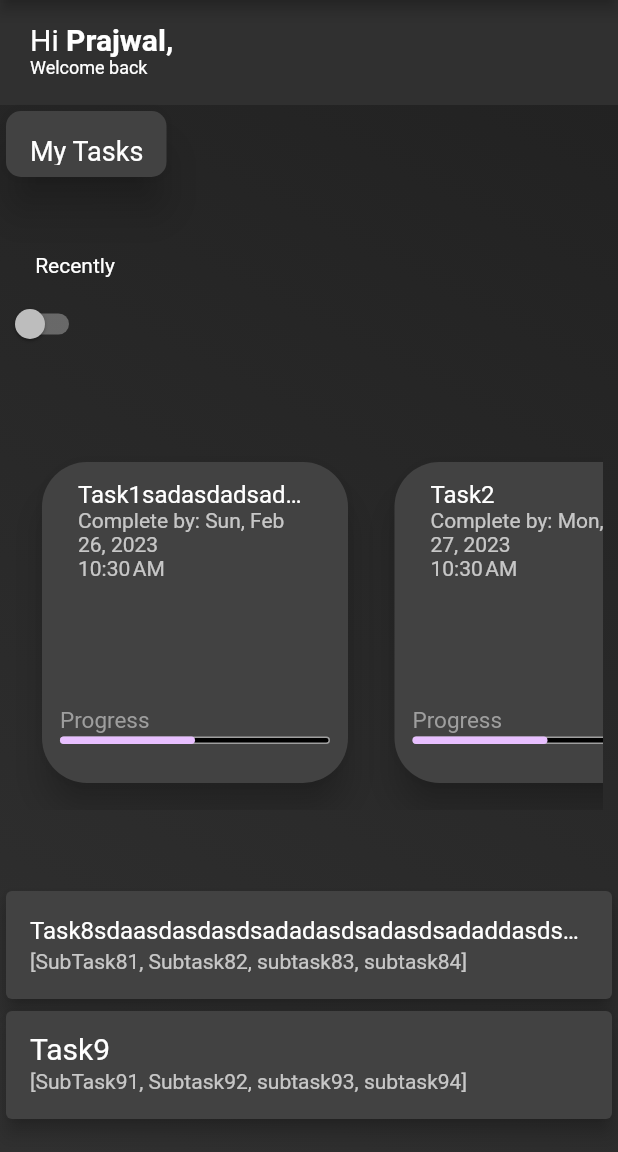
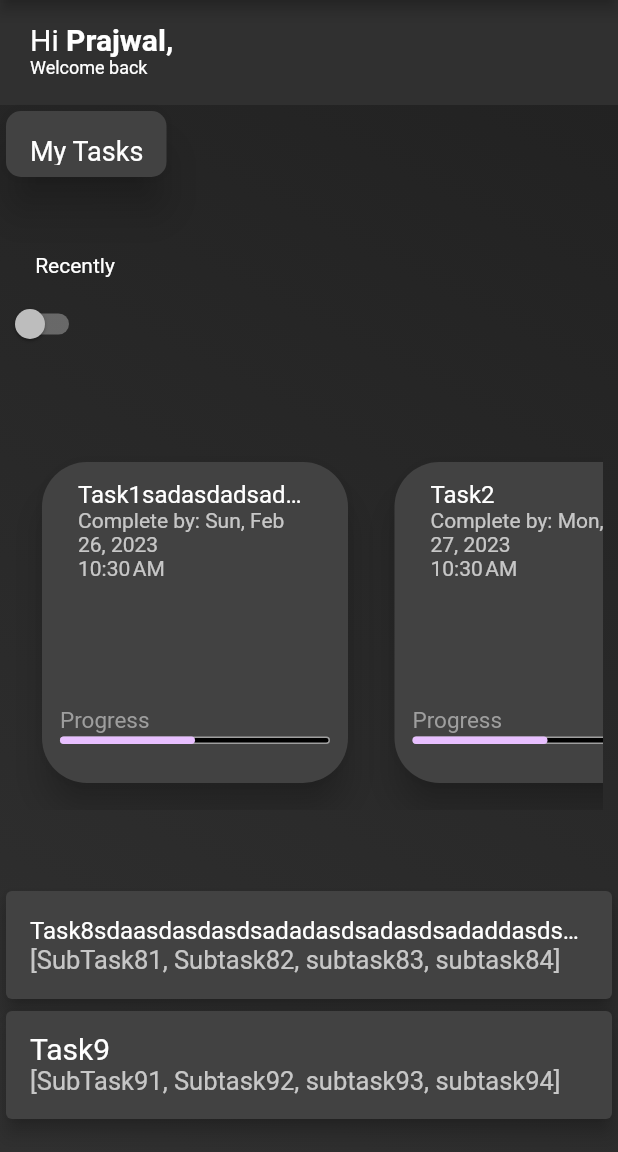
Before and after one commit to trickotreat19/Task-Management-App, a Flutter app: the screen it shows after launch, on a phone screen of 412 x 824 dp, the part 84-1236 px from its top. Run offline on Flutter 3.47's test engine with Material 2 defaults, Android fonts, the phone set to English and light mode, and no system bars; drawn by our look-alikes of auto_size_text.

Commit message:
second update

```diff
--- a/lib/widgets/list.dart
+++ b/lib/widgets/list.dart
@@ -25,7 +25,11 @@ class Lists extends StatelessWidget {
                 maxLines: 1,
                 overflow: TextOverflow.ellipsis,
               ),
-              subtitle: Text(after7DaysData[index].subTasks.toString()),
+              subtitle: AutoSizeText(after7DaysData[index].subTasks.toString(),
+              style: const TextStyle(fontSize: 18),
+                        minFontSize: 10,
+                        maxLines: 1,
+                        overflow: TextOverflow.ellipsis,),
             ),
           );
         },
```
